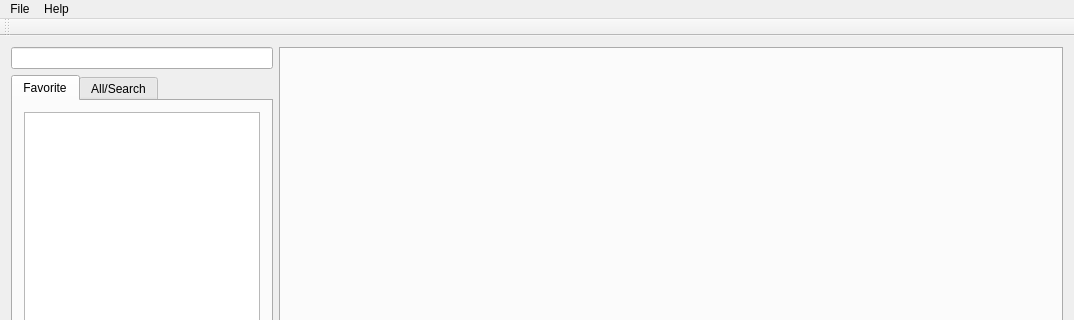
The window that OverwatchPlayerLog/UI/MainWindow.ui (yxbh/Overwatch-Player-Log) describes before a commit, drawn with Qt 5; both pictures show x 0 to 1074 and y 0 to 320 of the 1074 by 717 pixel window.
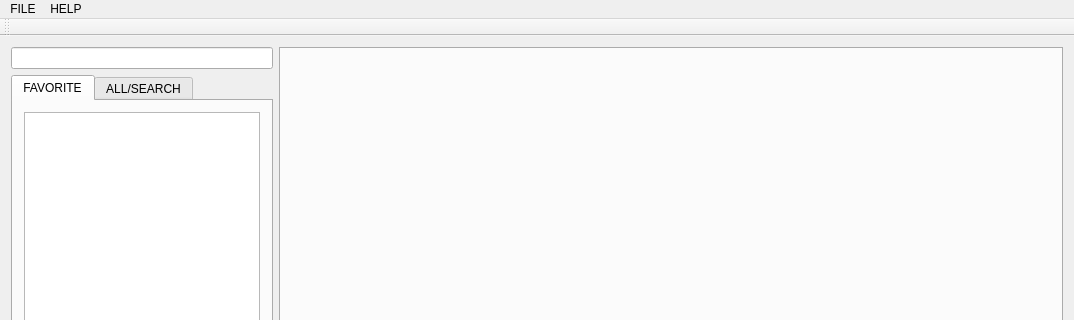
The same window after the commit. The open tabs and pages were chosen to show the change.

Commit message: experimental UI stylesheeting

Patch:
```diff
--- a/OverwatchPlayerLog/UI/MainWindow.ui
+++ b/OverwatchPlayerLog/UI/MainWindow.ui
@@ -35,7 +35,7 @@
             </property>
             <widget class="QWidget" name="tab_favorite">
              <attribute name="title">
-              <string>Favorite</string>
+              <string>FAVORITE</string>
              </attribute>
              <layout class="QVBoxLayout" name="verticalLayout_3">
               <item>
@@ -45,7 +45,7 @@
             </widget>
             <widget class="QWidget" name="tab_searchAll">
              <attribute name="title">
-              <string>All/Search</string>
+              <string>ALL/SEARCH</string>
              </attribute>
              <layout class="QVBoxLayout" name="verticalLayout_4">
               <item>
@@ -93,14 +93,14 @@
    </property>
    <widget class="QMenu" name="menu_Help">
     <property name="title">
-     <string>Help</string>
+     <string>HELP</string>
     </property>
     <addaction name="action_AboutQt"/>
     <addaction name="action_About"/>
    </widget>
    <widget class="QMenu" name="menu_File">
     <property name="title">
-     <string>File</string>
+     <string>FILE</string>
     </property>
     <addaction name="separator"/>
     <addaction name="separator"/>
```
Left out of the diff: 23 changed lines with no effect on the pictures. The commit also changes 7 other files.
